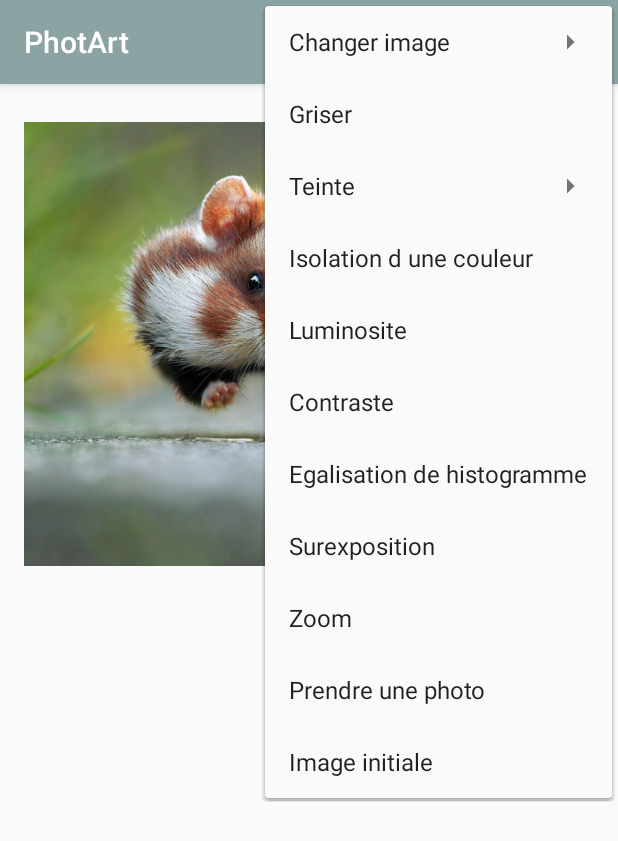
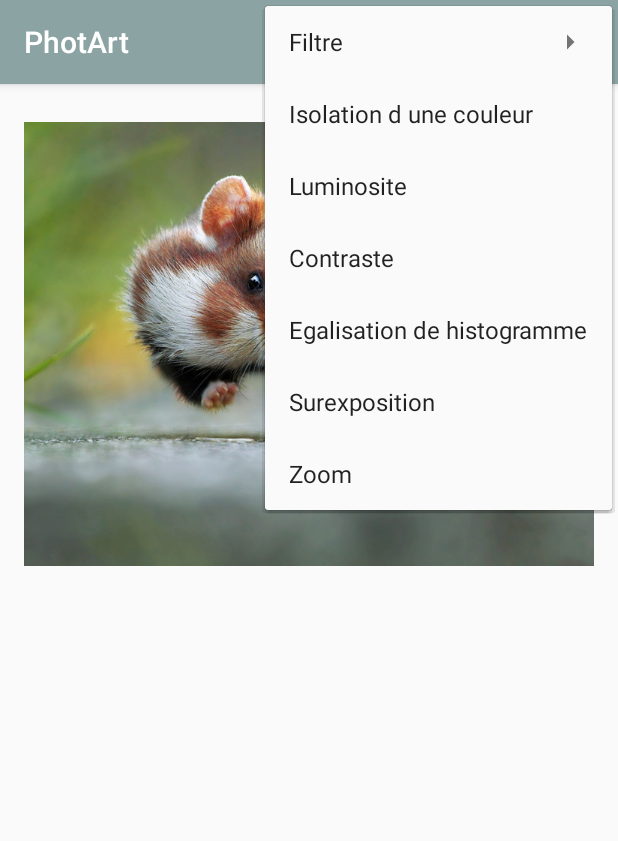
Before and after one commit to katell-maro/ApplicationTraitementImage-ANDROID, an Android app: the screen it shows after launch (MainActivity), with the options menu open, on a phone screen of 412 x 824 dp. Shown: the top 841 px of the screen. Run offline under Robolectric (Android 15) with nearby library versions, the phone set to English and light mode, and no system bars.

Commit message:
App Bar + Organisation menu
Ajout de 2 items  sur l'app Bar : réinitialiser et ajout d'une image

```diff
--- a/app/src/main/res/menu/menu.xml
+++ b/app/src/main/res/menu/menu.xml
@@ -1,9 +1,15 @@
 <?xml version="1.0" encoding="utf-8"?>
-<menu xmlns:android="http://schemas.android.com/apk/res/android">
+<menu xmlns:android="http://schemas.android.com/apk/res/android"
+      xmlns:app="http://schemas.android.com/apk/res-auto">
 
     <item android:id="@+id/changeImage"
-          android:title="@string/message_ChangeImage">
+          android:title="@string/message_ChangeImage"
+          android:icon="@drawable/ic_add_white_24dp"
+          app:showAsAction="ifRoom">
         <menu>
+            <item android:id="@+id/photo"
+                  android:title="@string/message_Photo"
+                  android:onClick="onOptionsItem"/>
             <item android:id="@+id/hamster"
                   android:title="@string/message_Hamster"
                   android:onClick="onOptionsItem"/>
@@ -13,13 +19,18 @@
         </menu>
     </item>
 
+    <item android:id="@+id/init"
+          android:title="@string/message_Init"
+          android:icon="@drawable/ic_autorenew_white_24dp"
+          android:onClick="onOptionsItem"
+          app:showAsAction="ifRoom"/>
+
+    <item android:id="@+id/teinte"
+          android:title="@string/message_Filtre">
+        <menu>
             <item android:id="@+id/gray"
                   android:title="@string/message_Gray"
                   android:onClick="onOptionsItem"/>
-
-    <item android:id="@+id/teinte"
-          android:title="@string/message_Teinte">
-        <menu>
             <item android:id="@+id/random"
                   android:title="@string/message_Random"
                   android:onClick="onOptionsItem"/>
@@ -56,12 +67,4 @@
           android:title="@string/message_Zoom"
           android:onClick="onOptionsItem"/>
 
-    <item android:id="@+id/photo"
-          android:title="@string/message_Photo"
-          android:onClick="onOptionsItem"/>
-
-    <item android:id="@+id/init"
-          android:title="@string/message_Init"
-          android:onClick="onOptionsItem"/>
-
 </menu>
--- a/app/src/main/res/values/strings.xml
+++ b/app/src/main/res/values/strings.xml
@@ -2,13 +2,14 @@
 <resources>
 
     <string name="app_name">PhotArt</string>
-    <string name="message_Gray">Griser</string>
-    <string name="message_Random">Random</string>
+    <string name="message_Gray">Nuances de gris</string>
+    <string name="message_Random">Teinte Random</string>
     <string name="message_Hamster">Hamster</string>
     <string name="message_Smarties">Smarties</string>
     <string name="message_Contrast">Contraste</string>
     <string name="message_Sepia">Sepia</string>
     <string name="message_Zoom">Zoom</string>
+    <string name="message_Filtre">Filtre</string>
     <string name="message_Teinte">Teinte</string>
     <string name="message_ChangeImage">Changer image</string>
     <string name="message_Photo">Prendre une photo</string>
```
Also changed, not shown: app/src/main/res/drawable-xhdpi/ic_add_white_24dp.png (added), app/src/main/res/drawable-xhdpi/ic_autorenew_white_24dp.png (added). Lines whose indentation alone changed are shown as unchanged.
